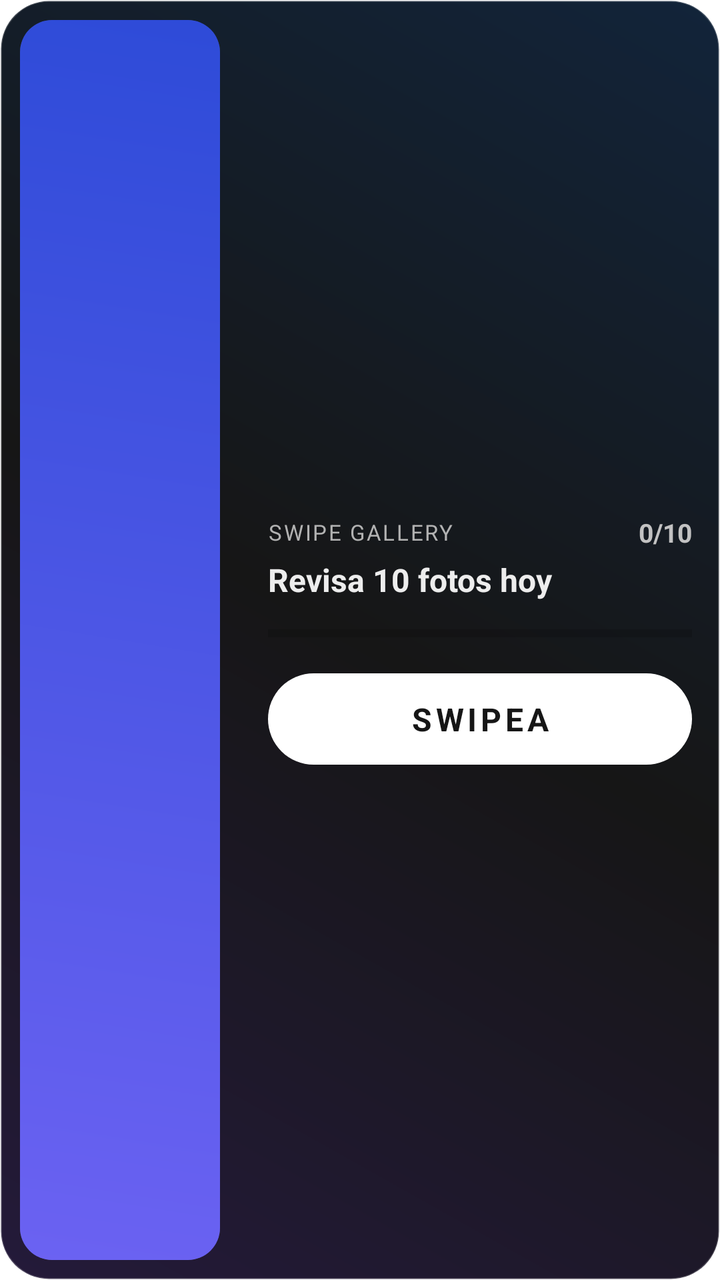
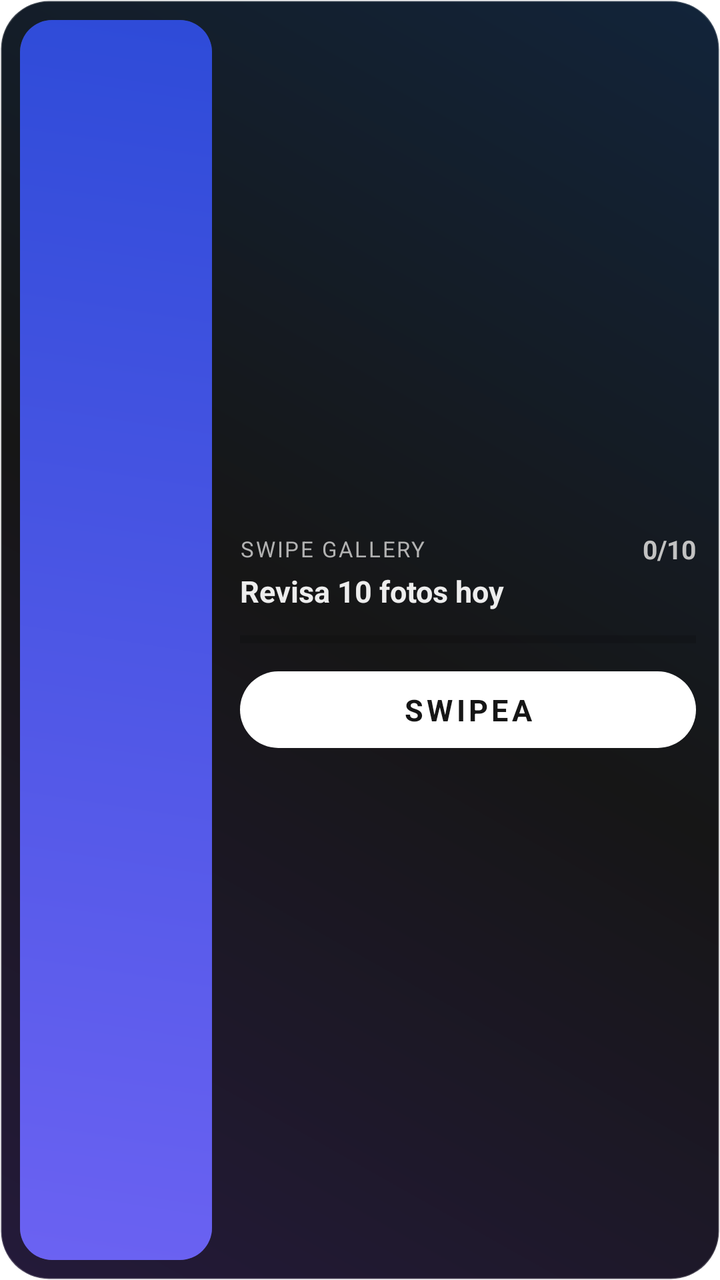

The first picture is an Android layout as it rendered before a commit; the second is the same layout after the commit. The layout source and the unified diff follow.
<!-- AndroidManifest.xml: fallback theme Theme.MaterialComponents.DayNight.NoActionBar -->
<!-- res/layout/daily_widget_layout.xml -->
<?xml version="1.0" encoding="utf-8"?>
<LinearLayout xmlns:android="http://schemas.android.com/apk/res/android"
    android:id="@+id/widget_container"
    android:layout_width="match_parent"
    android:layout_height="match_parent"
    android:orientation="horizontal"
    android:background="@drawable/widget_background">

    <ImageView
        android:id="@+id/widget_img"
        android:layout_width="100dp"
        android:layout_height="match_parent"
        android:layout_margin="10dp"
        android:scaleType="centerCrop"
        android:background="@drawable/widget_image_bg"
        android:src="@drawable/widget_placeholder"
        android:contentDescription="Foto"
        android:visibility="visible" />

    <LinearLayout
        android:layout_width="0dp"
        android:layout_height="match_parent"
        android:layout_weight="1"
        android:orientation="vertical"
        android:gravity="center_vertical"
        android:padding="14dp">

        <LinearLayout
            android:layout_width="match_parent"
            android:layout_height="wrap_content"
            android:orientation="horizontal"
            android:gravity="center_vertical">

            <TextView
                android:layout_width="0dp"
                android:layout_height="wrap_content"
                android:layout_weight="1"
                android:text="SWIPE GALLERY"
                android:textColor="#B2B2B2"
                android:textSize="11sp"
                android:letterSpacing="0.08" />

            <TextView
                android:id="@+id/widget_count"
                android:layout_width="wrap_content"
                android:layout_height="wrap_content"
                android:text="0/10"
                android:textColor="#C2C2C2"
                android:textStyle="bold"
                android:textSize="13sp" />
        </LinearLayout>

        <TextView
            android:id="@+id/widget_text"
            android:layout_width="match_parent"
            android:layout_height="wrap_content"
            android:layout_marginTop="4dp"
            android:text="Revisa 10 fotos hoy"
            android:textColor="#EDEDED"
            android:textStyle="bold"
            android:textSize="16sp" />

        <ProgressBar
            android:id="@+id/widget_progress"
            style="?android:attr/progressBarStyleHorizontal"
            android:layout_width="match_parent"
            android:layout_height="wrap_content"
            android:layout_marginTop="8dp"
            android:max="100"
            android:progress="0" />

        <TextView
            android:id="@+id/widget_button"
            android:layout_width="match_parent"
            android:layout_height="wrap_content"
            android:layout_marginTop="12dp"
            android:background="@drawable/widget_button_bg"
            android:gravity="center"
            android:paddingTop="12dp"
            android:paddingBottom="12dp"
            android:text="SWIPEA"
            android:textColor="#161616"
            android:textStyle="bold"
            android:textSize="16sp"
            android:letterSpacing="0.12" />
    </LinearLayout>
</LinearLayout>
<!-- resources referenced by this layout -->
<resources>
  <!-- drawable widget_background (drawable) -->
  <?xml version="1.0" encoding="utf-8"?>
  <shape xmlns:android="http://schemas.android.com/apk/res/android"
      android:shape="rectangle">
      <gradient
          android:angle="45"
          android:startColor="#241A3A"
          android:centerColor="#161616"
          android:endColor="#12243A" />
      <corners android:radius="24dp" />
      <stroke android:width="1dp" android:color="#33FFFFFF" />
  </shape>
  <!-- drawable widget_button_bg (drawable) -->
  <?xml version="1.0" encoding="utf-8"?>
  <shape xmlns:android="http://schemas.android.com/apk/res/android"
      android:shape="rectangle">
      <solid android:color="#FFFFFF" />
      <corners android:radius="999dp" />
  </shape>
  <!-- drawable widget_image_bg (drawable) -->
  <?xml version="1.0" encoding="utf-8"?>
  <shape xmlns:android="http://schemas.android.com/apk/res/android"
      android:shape="rectangle">
      <solid android:color="#0DFFFFFF" />
      <corners android:radius="16dp" />
      <stroke android:width="1dp" android:color="#33FFFFFF" />
  </shape>
  <!-- drawable widget_placeholder (drawable) -->
  <?xml version="1.0" encoding="utf-8"?>
  <shape xmlns:android="http://schemas.android.com/apk/res/android"
      android:shape="rectangle">
      <gradient
          android:angle="45"
          android:startColor="#6B62F2"
          android:endColor="#2E4BD8" />
      <corners android:radius="16dp" />
  </shape>
</resources>

<!-- the commit's change to res/layout/daily_widget_layout.xml (unified diff, before → after) -->
@@ -8,7 +8,7 @@
 
     <ImageView
         android:id="@+id/widget_img"
-        android:layout_width="100dp"
+        android:layout_width="96dp"
         android:layout_height="match_parent"
         android:layout_margin="10dp"
         android:scaleType="centerCrop"
@@ -23,7 +23,10 @@
         android:layout_weight="1"
         android:orientation="vertical"
         android:gravity="center_vertical"
-        android:padding="14dp">
+        android:paddingStart="4dp"
+        android:paddingEnd="12dp"
+        android:paddingTop="10dp"
+        android:paddingBottom="10dp">
 
         <LinearLayout
             android:layout_width="match_parent"
@@ -54,18 +57,19 @@
             android:id="@+id/widget_text"
             android:layout_width="match_parent"
             android:layout_height="wrap_content"
-            android:layout_marginTop="4dp"
+            android:layout_marginTop="2dp"
             android:text="Revisa 10 fotos hoy"
             android:textColor="#EDEDED"
             android:textStyle="bold"
-            android:textSize="16sp" />
+            android:textSize="15sp"
+            android:maxLines="2" />
 
         <ProgressBar
             android:id="@+id/widget_progress"
             style="?android:attr/progressBarStyleHorizontal"
             android:layout_width="match_parent"
             android:layout_height="wrap_content"
-            android:layout_marginTop="8dp"
+            android:layout_marginTop="6dp"
             android:max="100"
             android:progress="0" />
 
@@ -73,15 +77,15 @@
             android:id="@+id/widget_button"
             android:layout_width="match_parent"
             android:layout_height="wrap_content"
-            android:layout_marginTop="12dp"
+            android:layout_marginTop="8dp"
             android:background="@drawable/widget_button_bg"
             android:gravity="center"
-            android:paddingTop="12dp"
-            android:paddingBottom="12dp"
+            android:paddingTop="9dp"
+            android:paddingBottom="9dp"
             android:text="SWIPEA"
             android:textColor="#161616"
             android:textStyle="bold"
-            android:textSize="16sp"
+            android:textSize="15sp"
             android:letterSpacing="0.12" />
     </LinearLayout>
 </LinearLayout>
